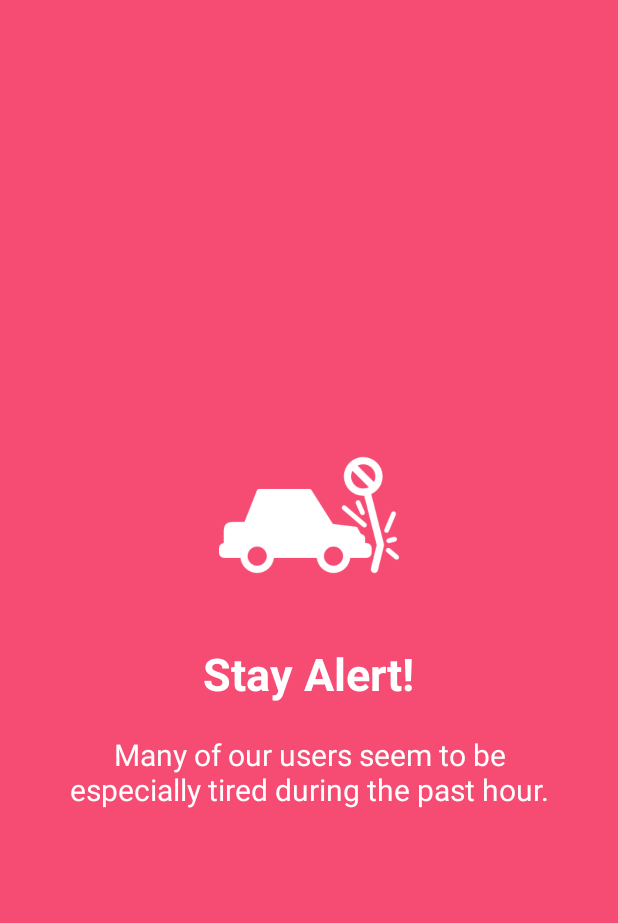
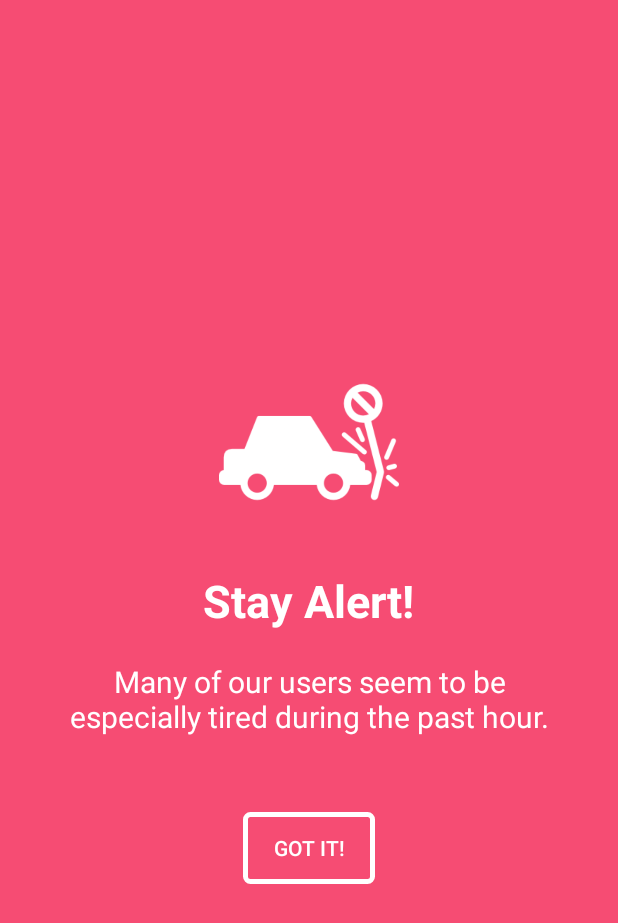
Before and after one commit to alonkol/DriveSafe, an Android app: the layout activity_special_notice.xml on its own in the app's theme, with its tools: preview values and no code run, on a phone screen of 412 x 824 dp. Shown: the top 923 px of the screen. Run offline under Robolectric (Android 15) with nearby library versions, the phone set to English and light mode, and no system bars.

Commit message:
Added button to special notice screen

```diff
--- /dev/null
+++ b/app/src/main/res/drawable/next_button_bg.xml
@@ -0,0 +1,6 @@
+<?xml version="1.0" encoding="utf-8"?>
+<shape xmlns:android="http://schemas.android.com/apk/res/android"
+    android:shape="rectangle">
+    <corners android:radius="3dp" />
+    <stroke android:width="5px" android:color="#ffffff" />
+</shape>
--- a/app/src/main/res/layout/activity_special_notice.xml
+++ b/app/src/main/res/layout/activity_special_notice.xml
@@ -36,6 +36,17 @@
             android:textColor="@android:color/white"
             android:textSize="@dimen/slide_desc" />
 
+        <Button
+            android:id="@+id/special_next"
+            android:layout_width="wrap_content"
+            android:layout_height="wrap_content"
+            android:layout_alignParentBottom="true"
+            android:layout_alignParentRight="true"
+            android:background="@drawable/next_button_bg"
+            android:text="Got it!"
+            android:textColor="@android:color/white"
+            android:layout_marginTop="50dp" />
+
     </LinearLayout>
 
 </RelativeLayout>
--- a/app/src/main/res/values/strings.xml
+++ b/app/src/main/res/values/strings.xml
@@ -17,7 +17,7 @@
     <string name="slide_3_desc">If you go sleepy, we will set off a surprising alert.</string>
 
     <string name="slide_4_title">Hall Of Shame</string>
-    <string name="slide_4_desc">If you\'ll fail to stay alert - you\'ll find yourself in our Hall Of Shame!</string>
+    <string name="slide_4_desc">If you\'ll fail to stay alert - you\'ll find yourself in our Facebook page!</string>
     <!-- Intro Slider END -->
 
     <string name="special_notice_title">Stay Alert!</string>
@@ -27,7 +27,7 @@
     <string name="driving_warning_title">Stay Alert!</string>
     <string name="driving_alert_title">Wake Up!!!</string>
 
-    <string name="alertness_score">Alertness Score: 8.0</string>
+    <string name="alertness_score">Alertness Score: 10.0</string>
 
     <string name="face_detecting">Detecting Face...</string>
     <string name="band_detecting">Detecting Band..</string>
```
